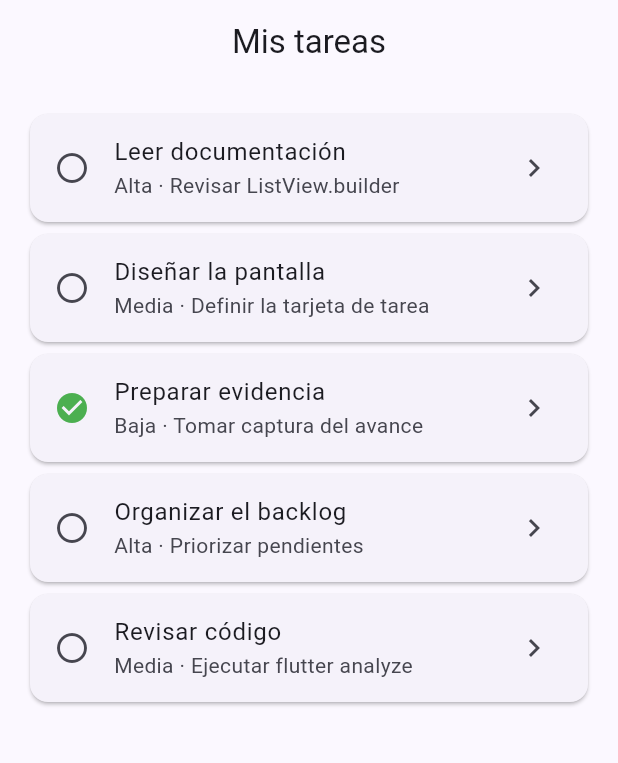
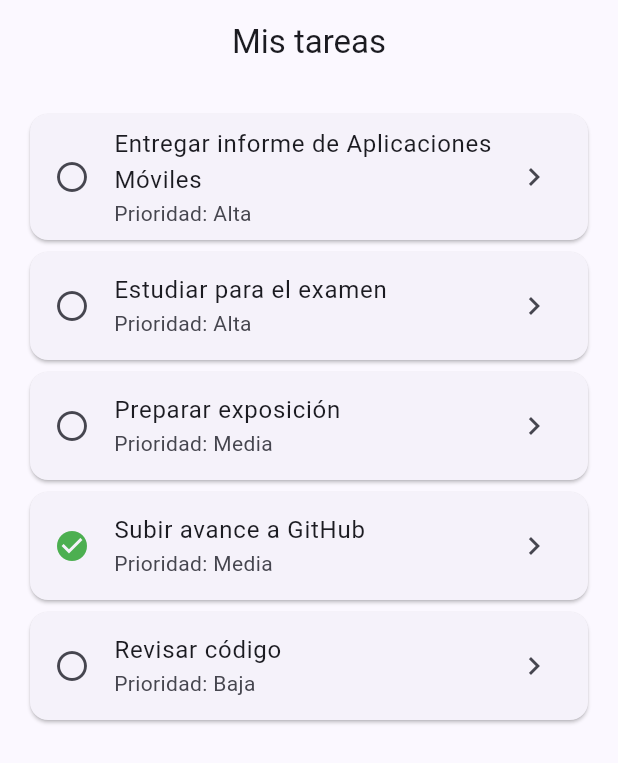
Before and after one commit to JosueLopez1234/flutter, a Flutter app: the screen it shows after launch, on a phone screen of 412 x 824 dp. Shown: the top 763 px of the screen. Run offline on Flutter 3.47's test engine with Material 3 defaults, Android fonts, the phone set to English and light mode, and no system bars; our stand-ins replace go_router.

Commit message:
docs: definir alcance y modelo de TaskFlow

```diff
--- a/lib/main.dart
+++ b/lib/main.dart
@@ -1,59 +1,57 @@
 import 'package:flutter/material.dart';
 import 'package:go_router/go_router.dart';
 
-class Task {
-  const Task({
-    required this.id,
-    required this.title,
-    required this.description,
-    required this.priority,
-    required this.isCompleted,
-  });
+import 'task.dart';
 
-  final int id;
-  final String title;
-  final String description;
-  final String priority;
-  final bool isCompleted;
-}
-
-const demoTasks = [
+const demoTasks = <Task>[
   Task(
     id: 1,
-    title: 'Leer documentación',
-    description: 'Revisar ListView.builder',
+    title: 'Entregar informe de Aplicaciones Móviles',
+    description: 'Terminar y subir el informe al aula virtual',
     priority: 'Alta',
     isCompleted: false,
+    userId: 1,
   ),
   Task(
     id: 2,
-    title: 'Diseñar la pantalla',
-    description: 'Definir la tarjeta de tarea',
-    priority: 'Media',
+    title: 'Estudiar para el examen',
+    description: 'Repasar widgets, estado y navegación',
+    priority: 'Alta',
     isCompleted: false,
+    userId: 1,
   ),
   Task(
     id: 3,
-    title: 'Preparar evidencia',
-    description: 'Tomar captura del avance',
-    priority: 'Baja',
-    isCompleted: true,
+    title: 'Preparar exposición',
+    description: 'Organizar diapositivas y practicar',
+    priority: 'Media',
+    isCompleted: false,
+    userId: 1,
   ),
   Task(
     id: 4,
-    title: 'Organizar el backlog',
-    description: 'Priorizar pendientes',
-    priority: 'Alta',
-    isCompleted: false,
+    title: 'Subir avance a GitHub',
+    description: 'Hacer commit y push del proyecto TaskFlow',
+    priority: 'Media',
+    isCompleted: true,
+    userId: 1,
   ),
   Task(
     id: 5,
     title: 'Revisar código',
     description: 'Ejecutar flutter analyze',
-    priority: 'Media',
+    priority: 'Baja',
     isCompleted: false,
+    userId: 1,
   ),
 ];
+
+Task? findTask(int? id) {
+  for (final task in demoTasks) {
+    if (task.id == id) return task;
+  }
+  return null;
+}
 
 final appRouter = GoRouter(
   routes: [
@@ -61,8 +59,8 @@ final appRouter = GoRouter(
     GoRoute(
       path: '/task/:id',
       builder: (context, state) {
-        final taskId = int.parse(state.pathParameters['id']!);
-        return TaskDetailScreen(taskId: taskId);
+        final id = int.tryParse(state.pathParameters['id'] ?? '');
+        return TaskDetailScreen(task: findTask(id));
       },
     ),
   ],
@@ -84,7 +82,7 @@ class TaskCard extends StatelessWidget {
           color: task.isCompleted ? Colors.green : null,
         ),
         title: Text(task.title),
-        subtitle: Text('${task.priority} · ${task.description}'),
+        subtitle: Text('Prioridad: ${task.priority}'),
         trailing: const Icon(Icons.chevron_right),
       ),
     );
@@ -229,28 +227,39 @@ class _WelcomeScreenState extends State<WelcomeScreen> {
 }
 
 class TaskDetailScreen extends StatelessWidget {
-  const TaskDetailScreen({super.key, required this.taskId});
+  const TaskDetailScreen({super.key, required this.task});
 
-  final int taskId;
+  final Task? task;
 
   @override
   Widget build(BuildContext context) {
-    final task = demoTasks.firstWhere((item) => item.id == taskId);
+    final selected = task;
 
     return Scaffold(
       appBar: AppBar(title: const Text('Detalle de tarea')),
       body: Padding(
         padding: const EdgeInsets.all(24),
-        child: Column(
+        child: selected == null
+            ? const Text('No se encontró esta tarea.')
+            : Column(
                 crossAxisAlignment: CrossAxisAlignment.start,
                 children: [
-            Text(task.title, style: Theme.of(context).textTheme.headlineSmall),
+                  Text(
+                    selected.title,
+                    style: Theme.of(context).textTheme.headlineSmall,
+                  ),
                   const SizedBox(height: 16),
-            Text(task.description),
+                  Text(selected.description),
                   const SizedBox(height: 16),
-            Chip(label: Text('Prioridad: ${task.priority}')),
+                  Chip(label: Text('Prioridad: ${selected.priority}')),
                   const SizedBox(height: 12),
-            Text(task.isCompleted ? 'Estado: completada' : 'Estado: pendiente'),
+                  Text(
+                    selected.isCompleted
+                        ? 'Estado: completada'
+                        : 'Estado: pendiente',
+                  ),
+                  const SizedBox(height: 8),
+                  Text('Usuario: ${selected.userId}'),
                   const Spacer(),
                   FilledButton.tonalIcon(
                     onPressed: () => context.pop(),
--- /dev/null
+++ b/lib/task.dart
@@ -0,0 +1,28 @@
+class Task {
+  const Task({
+    required this.id,
+    required this.title,
+    required this.description,
+    required this.priority,
+    required this.isCompleted,
+    required this.userId,
+  });
+
+  final int id;
+  final String title;
+  final String description;
+  final String priority;
+  final bool isCompleted;
+  final int userId;
+
+  factory Task.fromJson(Map<String, dynamic> json) {
+    return Task(
+      id: json['id'] as int,
+      title: json['title'] as String,
+      description: json['description'] as String,
+      priority: json['priority'] as String,
+      isCompleted: json['isCompleted'] as bool,
+      userId: json['userId'] as int,
+    );
+  }
+}
```
Also changed, not shown: 1 other file. Lines whose indentation alone changed are shown as unchanged.
